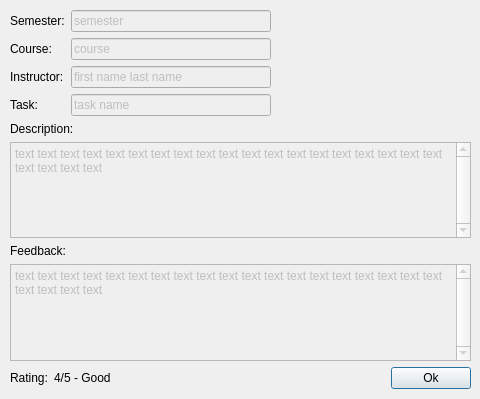
First picture: the form in TAEvalClient/TATaskForm.ui, repository stevenwu4/COMP3004, before the edit.
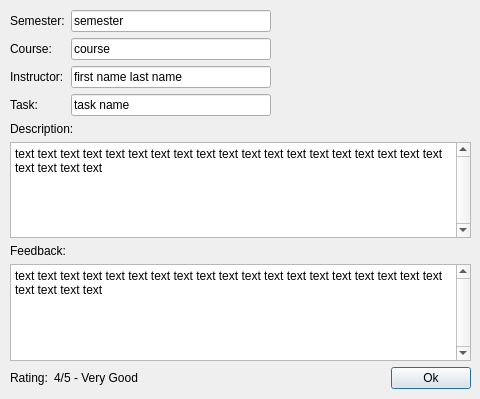
Second picture: the form after the edit.

What changed in the file:
```diff
--- a/TAEvalClient/TATaskForm.ui
+++ b/TAEvalClient/TATaskForm.ui
@@ -13,7 +13,7 @@
   <property name="windowTitle">
    <string>Form</string>
   </property>
-  <widget class="QWidget" name="">
+  <widget class="QWidget" name="layoutWidget">
    <property name="geometry">
     <rect>
      <x>10</x>
@@ -62,41 +62,53 @@
         <item>
          <widget class="QLineEdit" name="semesterText">
           <property name="enabled">
-           <bool>false</bool>
+           <bool>true</bool>
           </property>
           <property name="text">
            <string>semester</string>
           </property>
+          <property name="readOnly">
+           <bool>true</bool>
+          </property>
          </widget>
         </item>
         <item>
          <widget class="QLineEdit" name="courseText">
           <property name="enabled">
-           <bool>false</bool>
+           <bool>true</bool>
           </property>
           <property name="text">
            <string>course</string>
           </property>
+          <property name="readOnly">
+           <bool>true</bool>
+          </property>
          </widget>
         </item>
         <item>
          <widget class="QLineEdit" name="instructorNameText">
           <property name="enabled">
-           <bool>false</bool>
+           <bool>true</bool>
           </property>
           <property name="text">
            <string>first name last name</string>
           </property>
+          <property name="readOnly">
+           <bool>true</bool>
+          </property>
          </widget>
         </item>
         <item>
          <widget class="QLineEdit" name="taskNameText">
           <property name="enabled">
-           <bool>false</bool>
+           <bool>true</bool>
           </property>
           <property name="text">
            <string>task name</string>
           </property>
+          <property name="readOnly">
+           <bool>true</bool>
+          </property>
          </widget>
         </item>
        </layout>
@@ -128,11 +140,14 @@
       <item>
        <widget class="QPlainTextEdit" name="descriptionText">
         <property name="enabled">
-         <bool>false</bool>
+         <bool>true</bool>
         </property>
         <property name="verticalScrollBarPolicy">
          <enum>Qt::ScrollBarAlwaysOn</enum>
         </property>
+        <property name="readOnly">
+         <bool>true</bool>
+        </property>
         <property name="plainText">
          <string>text text text text text text text text text text text text text text text text text text text text text text text</string>
         </property>
@@ -152,11 +167,14 @@
       <item>
        <widget class="QPlainTextEdit" name="feedbackText">
         <property name="enabled">
-         <bool>false</bool>
+         <bool>true</bool>
         </property>
         <property name="verticalScrollBarPolicy">
          <enum>Qt::ScrollBarAlwaysOn</enum>
         </property>
+        <property name="readOnly">
+         <bool>true</bool>
+        </property>
         <property name="plainText">
          <string>text text text text text text text text text text text text text text text text text text text text text text text</string>
         </property>
@@ -179,7 +197,7 @@
          <enum>QFrame::Plain</enum>
         </property>
         <property name="text">
-         <string>4/5 - Good</string>
+         <string>4/5 - Very Good</string>
         </property>
        </widget>
       </item>
```
